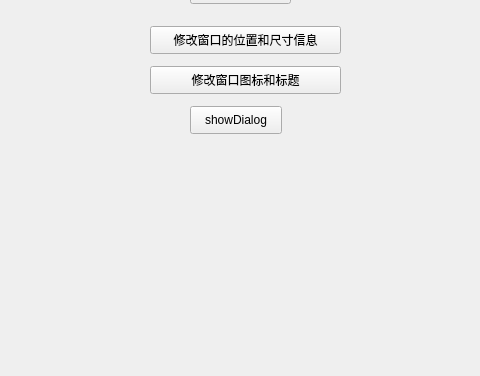
Old version of the form Qt_Demo_09_WindowTest/mainwindow.ui in the repository BigheadofLiu/qt_learn; both pictures show x 120 to 600 and y 224 to 600 of the 800 by 600 pixel window.
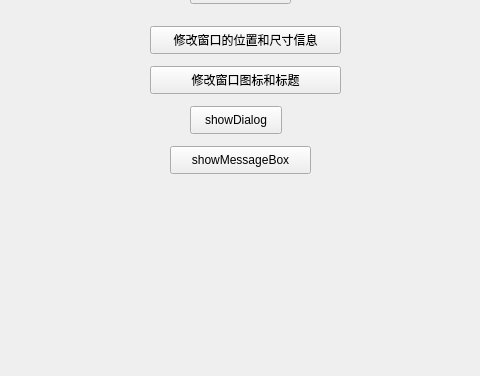
New version of the form.

```diff
--- a/Qt_Demo_09_WindowTest/mainwindow.ui
+++ b/Qt_Demo_09_WindowTest/mainwindow.ui
@@ -79,6 +79,19 @@
      <string>showDialog</string>
     </property>
    </widget>
+   <widget class="QPushButton" name="showmsgBtn">
+    <property name="geometry">
+     <rect>
+      <x>290</x>
+      <y>370</y>
+      <width>141</width>
+      <height>28</height>
+     </rect>
+    </property>
+    <property name="text">
+     <string>showMessageBox</string>
+    </property>
+   </widget>
   </widget>
   <widget class="QMenuBar" name="menubar">
    <property name="geometry">
```
